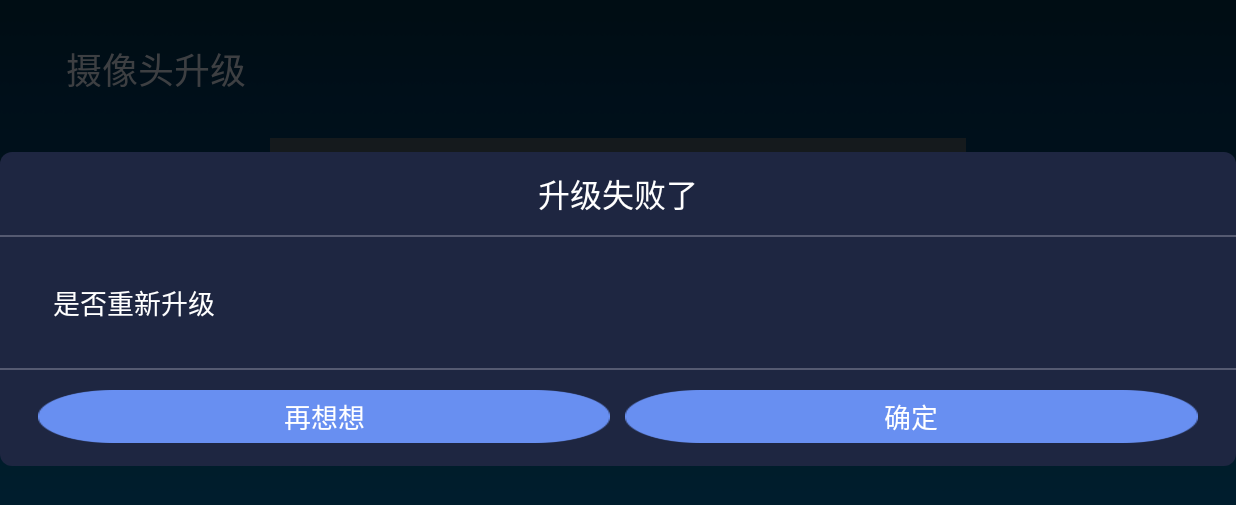
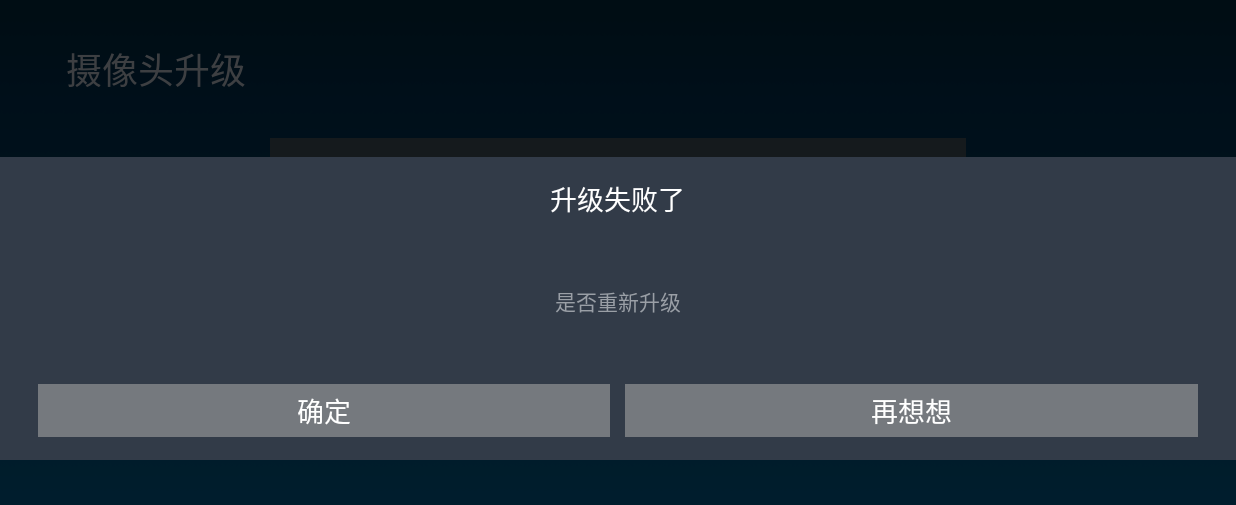
Before and after one commit to chendeshan/SkyWorth, an Android app: the UpgradeActivity screen opened directly, with no data from a screen before it, after a tap on "网络升级", on a phone screen of 824 x 412 dp (held sideways). Shown: the top 505 px of the screen. Run offline under Robolectric (Android 15) with nearby library versions, the phone set to English and light mode, and no system bars.

Commit message:
调整升级失败弹窗。

```diff
--- a/app/src/main/java/com/example/test3/view/activity/UpgradeActivity.java
+++ b/app/src/main/java/com/example/test3/view/activity/UpgradeActivity.java
@@ -28,13 +28,13 @@ public class UpgradeActivity extends Activity {
         BaseAlertDialog dialog = new BaseAlertDialog.Builder(this)
                 .setTitle("升级失败了")
                 .setMessage("是否重新升级")
-                .setNegativeButton("确定", new DialogInterface.OnClickListener() {
+                .setNegativeButton("再想想", new DialogInterface.OnClickListener() {
                     @Override
                     public void onClick(DialogInterface dialog, int which) {
                         dialog.dismiss();
                     }
                 })
-                .setPositiveButton("再想想", new DialogInterface.OnClickListener() {
+                .setPositiveButton("确定", new DialogInterface.OnClickListener() {
                     @Override
                     public void onClick(DialogInterface dialog, int which) {
                         dialog.dismiss();
--- a/app/src/main/res/drawable/dialog_btn_background.xml
+++ b/app/src/main/res/drawable/dialog_btn_background.xml
@@ -1,6 +1,5 @@
 <?xml version="1.0" encoding="utf-8"?>
 <selector xmlns:android="http://schemas.android.com/apk/res/android">
-    <item android:state_pressed="true" android:drawable="@drawable/dialog_btn_bg_press"/>
-    <item android:state_selected="true" android:drawable="@drawable/dialog_btn_bg_press"/>
-    <item android:drawable="@drawable/dialog_btn_bg"/>
+    <item android:state_focused="true" android:drawable="@color/color_007FF0" />
+    <item android:state_focused="false" android:drawable="@color/color_75797E" />
 </selector>
--- a/app/src/main/res/layout/base_alert_dialog.xml
+++ b/app/src/main/res/layout/base_alert_dialog.xml
@@ -1,10 +1,10 @@
 <?xml version="1.0" encoding="utf-8"?>
 <LinearLayout xmlns:android="http://schemas.android.com/apk/res/android"
-    android:orientation="vertical"
     android:layout_width="wrap_content"
     android:layout_height="wrap_content"
+    android:background="@color/color_323B48"
     android:minWidth="200dp"
-    android:background="@drawable/dialog_bg">
+    android:orientation="vertical">
 
     <LinearLayout
         android:layout_width="match_parent"
@@ -14,49 +14,42 @@
 
         <ImageView
             android:id="@+id/base_dialog_icon"
+            android:layout_width="wrap_content"
             android:layout_height="wrap_content"
-            android:layout_width="wrap_content"
             android:layout_marginRight="10dp"
-            android:src="@drawable/base_alert_dialog_icon"/>
+            android:src="@drawable/base_alert_dialog_icon" />
 
         <TextView
             android:id="@+id/base_dialog_title"
+            android:layout_width="wrap_content"
             android:layout_height="55dp"
-            android:layout_width="wrap_content"
             android:layout_marginStart="0dp"
             android:layout_marginEnd="0dp"
             android:gravity="center"
-            android:textSize="21sp"
-            android:textColor="@color/base_dialog_title_text_color"
-            android:lines="1"/>
-        </LinearLayout>
+            android:lines="1"
+            android:textColor="@color/color_FFFFFF"
+            android:textSize="18sp" />
+    </LinearLayout>
 
 
-    <ImageView
-        android:layout_width="match_parent"
-        android:layout_height="1dp"
-        android:src="@color/base_dialog_separate_color" />
-
-    <FrameLayout
+    <RelativeLayout
         android:id="@+id/base_dialog_content"
-
         android:layout_width="match_parent"
         android:layout_height="match_parent">
 
         <TextView
             android:id="@+id/base_dialog_message"
-            android:layout_width="match_parent"
+            android:layout_width="wrap_content"
             android:layout_height="wrap_content"
-            android:layout_gravity="start"
-            android:textSize="18sp"
-            android:textColor="@color/base_dialog_message_text_color"
+            android:layout_centerInParent="true"
             android:layout_marginStart="35dp"
+            android:layout_marginTop="30dp"
             android:layout_marginEnd="35dp"
-            android:layout_marginTop="30dp"
             android:layout_marginBottom="30dp"
-            />
+            android:textColor="@color/color_9A9FA6"
+            android:textSize="14sp" />
 
-    </FrameLayout>
+    </RelativeLayout>
 
     <RelativeLayout
         android:layout_width="match_parent"
@@ -65,48 +58,42 @@
         android:orientation="horizontal">
 
         <LinearLayout
-            android:orientation="horizontal"
             android:layout_width="fill_parent"
             android:layout_height="match_parent"
             android:layout_marginStart="25dp"
-            android:layout_marginEnd="25dp">
+            android:layout_marginEnd="25dp"
+            android:orientation="horizontal">
 
             <TextView
                 android:id="@+id/base_dialog_positive_button"
                 android:layout_width="0dip"
+                android:layout_height="35dp"
+                android:layout_gravity="center_vertical"
                 android:layout_weight="1"
-                android:layout_height="35dp"
+                android:background="@drawable/dialog_btn_background"
+                android:gravity="center"
                 android:singleLine="true"
-                android:gravity="center"
-                android:textSize="18sp"
-                android:layout_gravity="center_vertical"
                 android:textColor="@color/base_dialog_positive_text_color"
-                android:background="@drawable/dialog_btn_background"/>
+                android:textSize="18sp" />
 
             <View
                 android:id="@+id/base_dialog_sep_line"
                 android:layout_width="10dp"
-                android:layout_height="30dp"/>
+                android:layout_height="30dp" />
 
             <TextView
                 android:id="@+id/base_dialog_negative_button"
                 android:layout_width="0dip"
+                android:layout_height="35dp"
+                android:layout_gravity="center_vertical"
                 android:layout_weight="1"
-                android:layout_height="35dp"
+                android:background="@drawable/dialog_btn_background"
+                android:gravity="center"
                 android:singleLine="true"
-                android:gravity="center"
-                android:textSize="18sp"
-                android:layout_gravity="center_vertical"
                 android:textColor="@color/base_dialog_negative_text_color"
-                android:background="@drawable/dialog_btn_background"
-                />
+                android:textSize="18sp" />
 
         </LinearLayout>
 
-        <ImageView
-            android:layout_width="match_parent"
-            android:layout_height="1dp"
-            android:src="@color/base_dialog_separate_color" />
-
     </RelativeLayout>
 </LinearLayout>
--- a/app/src/main/res/values/colors.xml
+++ b/app/src/main/res/values/colors.xml
@@ -17,5 +17,7 @@
     <color name="base_dialog_negative_text_color">#ffffff</color>
     <color name="base_dialog_separate_color">#555a71</color>
     <color name="base_dialog_input_text_color">#ffffff</color>
+    <color name="color_323B48">#323B48</color>
+    <color name="color_75797E">#75797E</color>
 
 </resources>
```
